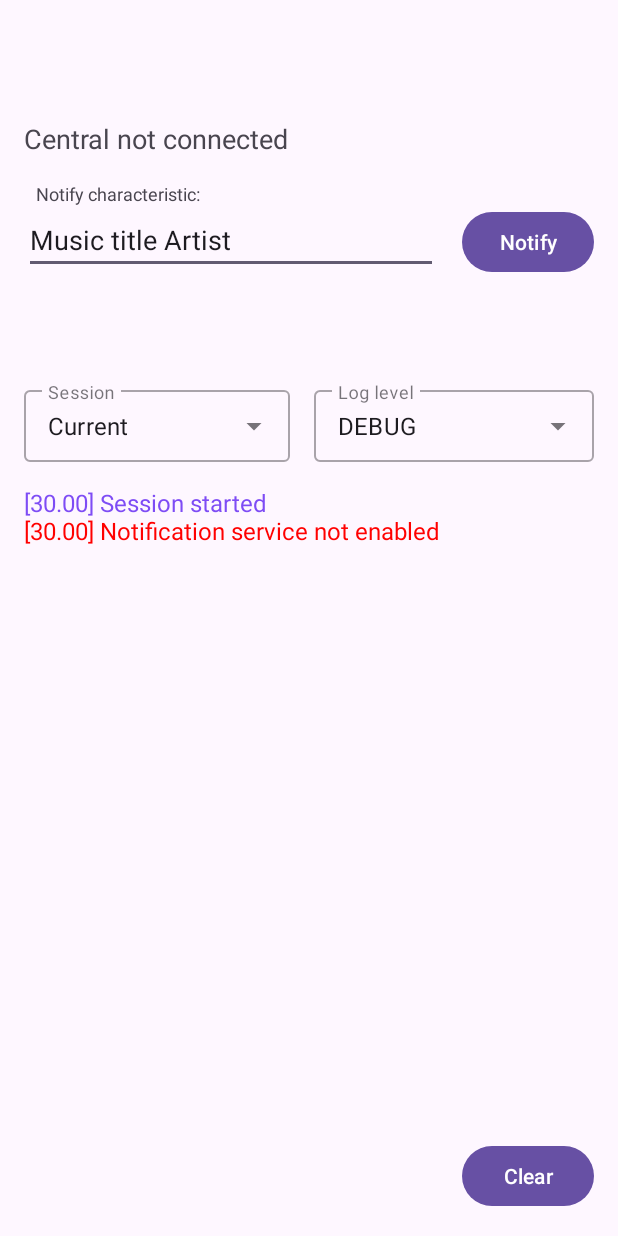
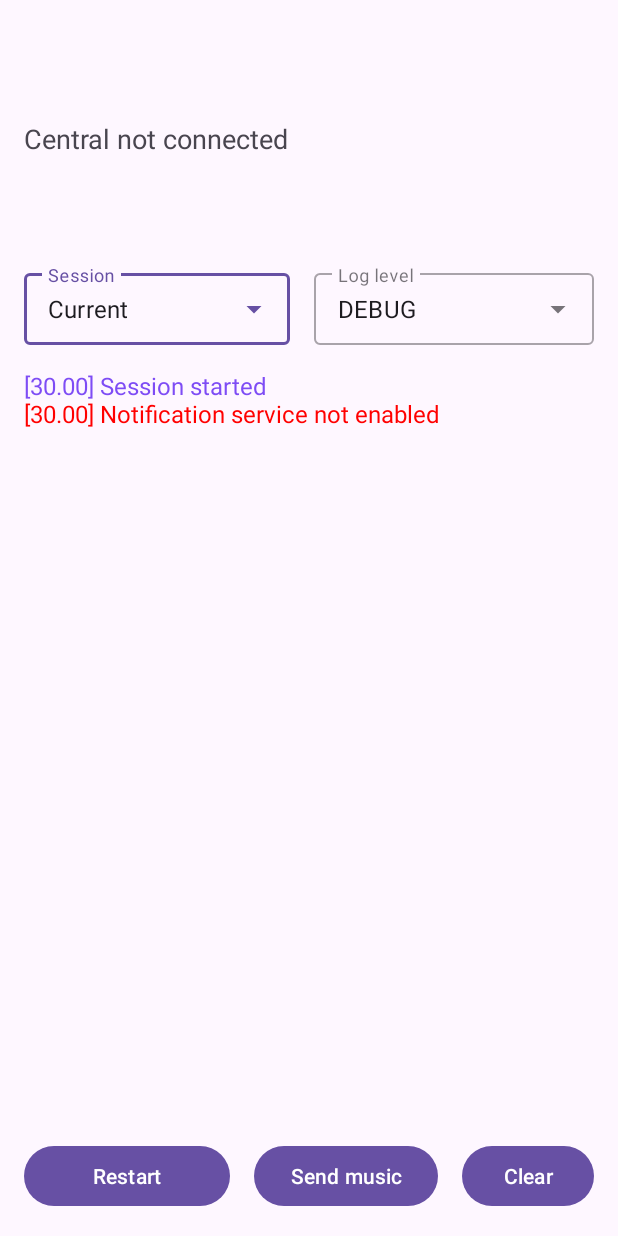
Before and after one commit to josselinbuils/twingo-ecu, an Android app: the screen it shows after launch (MainActivity), on a phone screen of 412 x 824 dp. Run offline under Robolectric (Android 15) with nearby library versions, the light colour scheme and no system bars; 3 statements that could not run were skipped.

Commit message:
Add send music and restart buttons

```diff
--- a/android/app/src/main/AndroidManifest.xml
+++ b/android/app/src/main/AndroidManifest.xml
@@ -26,7 +26,8 @@
 
         <activity
             android:name=".MainActivity"
-            android:exported="true">
+            android:exported="true"
+            android:launchMode="singleInstance">
             <intent-filter>
                 <action android:name="android.intent.action.MAIN" />
 
--- a/android/app/src/main/res/layout/activity_main.xml
+++ b/android/app/src/main/res/layout/activity_main.xml
@@ -20,42 +20,6 @@
         app:layout_constraintStart_toStartOf="parent"
         app:layout_constraintTop_toTopOf="parent" />
 
-    <TextView
-        android:id="@+id/text_notify_characteristic"
-        android:layout_width="wrap_content"
-        android:layout_height="wrap_content"
-        android:layout_marginStart="24dp"
-        android:layout_marginTop="16dp"
-        android:text="@string/text_notify_characteristic"
-        android:textSize="12sp"
-        app:layout_constraintStart_toStartOf="parent"
-        app:layout_constraintTop_toBottomOf="@+id/text_connection_state" />
-
-    <EditText
-        android:id="@+id/edit_current_music"
-        android:layout_width="0dp"
-        android:layout_height="wrap_content"
-        android:layout_marginStart="16dp"
-        android:layout_marginEnd="16dp"
-        android:autofillHints=""
-        android:ems="10"
-        android:inputType="text"
-        android:text="@string/text_current_music"
-        app:layout_constraintEnd_toStartOf="@+id/button_notify"
-        app:layout_constraintStart_toStartOf="parent"
-        app:layout_constraintTop_toBottomOf="@+id/text_notify_characteristic"
-        tools:ignore="LabelFor" />
-
-    <Button
-        android:id="@+id/button_notify"
-        android:layout_width="wrap_content"
-        android:layout_height="wrap_content"
-        android:layout_marginEnd="16dp"
-        android:onClick="onTapSend"
-        android:text="@string/button_notify"
-        app:layout_constraintBaseline_toBaselineOf="@+id/edit_current_music"
-        app:layout_constraintEnd_toEndOf="parent" />
-
     <ImageView
         android:id="@+id/image_music_cover"
         android:layout_width="48dp"
@@ -64,7 +28,7 @@
         android:layout_marginTop="8dp"
         android:contentDescription=""
         app:layout_constraintStart_toStartOf="parent"
-        app:layout_constraintTop_toBottomOf="@+id/edit_current_music"
+        app:layout_constraintTop_toBottomOf="@+id/text_connection_state"
         tools:ignore="ContentDescription" />
 
     <ImageView
@@ -75,7 +39,7 @@
         android:layout_marginTop="8dp"
         android:contentDescription=""
         app:layout_constraintStart_toEndOf="@+id/image_music_cover"
-        app:layout_constraintTop_toBottomOf="@+id/edit_current_music"
+        app:layout_constraintTop_toBottomOf="@+id/text_connection_state"
         tools:ignore="ContentDescription" />
 
     <com.google.android.material.textfield.TextInputLayout
@@ -144,12 +108,36 @@
     </ScrollView>
 
     <Button
+        android:id="@+id/button_restart"
+        android:layout_width="0dp"
+        android:layout_height="wrap_content"
+        android:layout_marginStart="16dp"
+        android:layout_marginEnd="16dp"
+        android:layout_marginBottom="16dp"
+        android:onClick="onClickRestart"
+        android:text="@string/button_restart"
+        app:layout_constraintBottom_toBottomOf="parent"
+        app:layout_constraintEnd_toStartOf="@+id/button_send_music"
+        app:layout_constraintStart_toStartOf="parent" />
+
+    <Button
+        android:id="@+id/button_send_music"
+        android:layout_width="wrap_content"
+        android:layout_height="wrap_content"
+        android:layout_marginEnd="16dp"
+        android:layout_marginBottom="16dp"
+        android:onClick="onClickSendMusic"
+        android:text="@string/button_send_music"
+        app:layout_constraintBottom_toBottomOf="parent"
+        app:layout_constraintEnd_toStartOf="@+id/button_clear" />
+
+    <Button
         android:id="@+id/button_clear"
         android:layout_width="wrap_content"
         android:layout_height="wrap_content"
         android:layout_marginEnd="16dp"
         android:layout_marginBottom="16dp"
-        android:onClick="onTapClearLog"
+        android:onClick="onClickClear"
         android:text="@string/button_clear"
         app:layout_constraintBottom_toBottomOf="parent"
         app:layout_constraintEnd_toEndOf="parent" />
--- a/android/app/src/main/res/values/strings.xml
+++ b/android/app/src/main/res/values/strings.xml
@@ -1,11 +1,10 @@
 <resources>
     <string name="app_name">Twingo</string>
     <string name="button_clear">Clear</string>
-    <string name="button_notify">Notify</string>
+    <string name="button_restart">Restart</string>
+    <string name="button_send_music">Send music</string>
     <string name="option_current_session">Current</string>
     <string name="option_previous_session">Previous</string>
     <string name="text_connected">Central connected</string>
-    <string name="text_current_music">Music title\nArtist</string>
     <string name="text_disconnected">Central not connected</string>
-    <string name="text_notify_characteristic">Notify characteristic:</string>
 </resources>
```
Also changed, not shown: android/app/src/main/kotlin/com/twingo/MainActivity.kt (+47 -15 lines), android/app/src/main/kotlin/com/twingo/Synchronizer.kt (+14 -4 lines).
